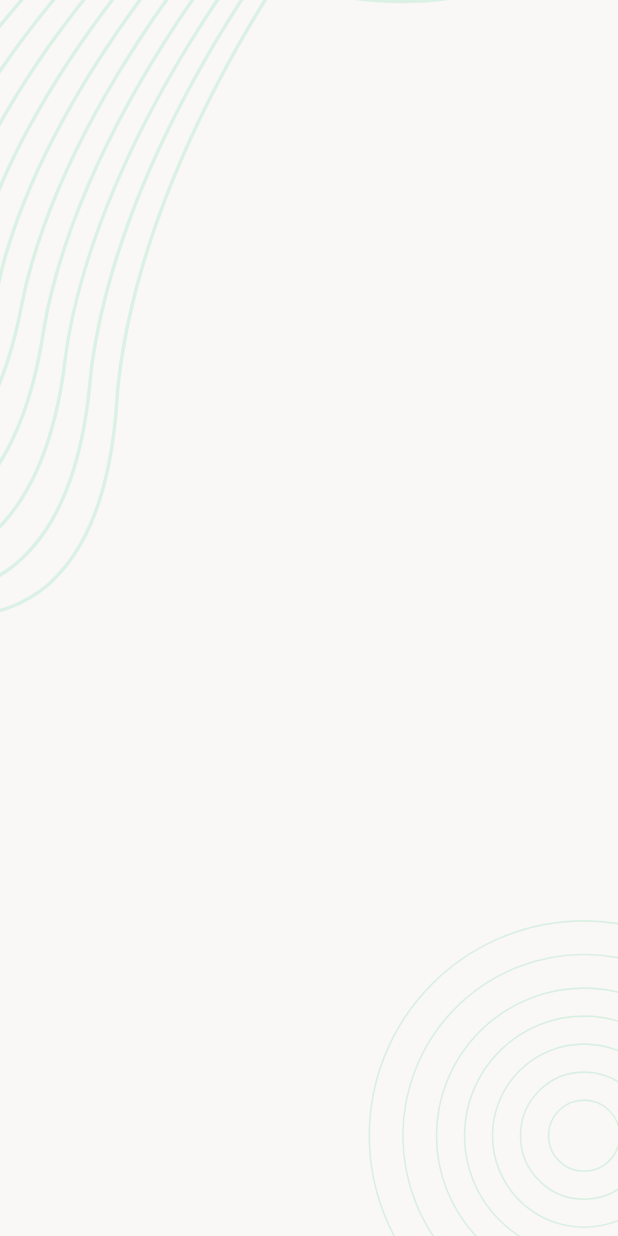
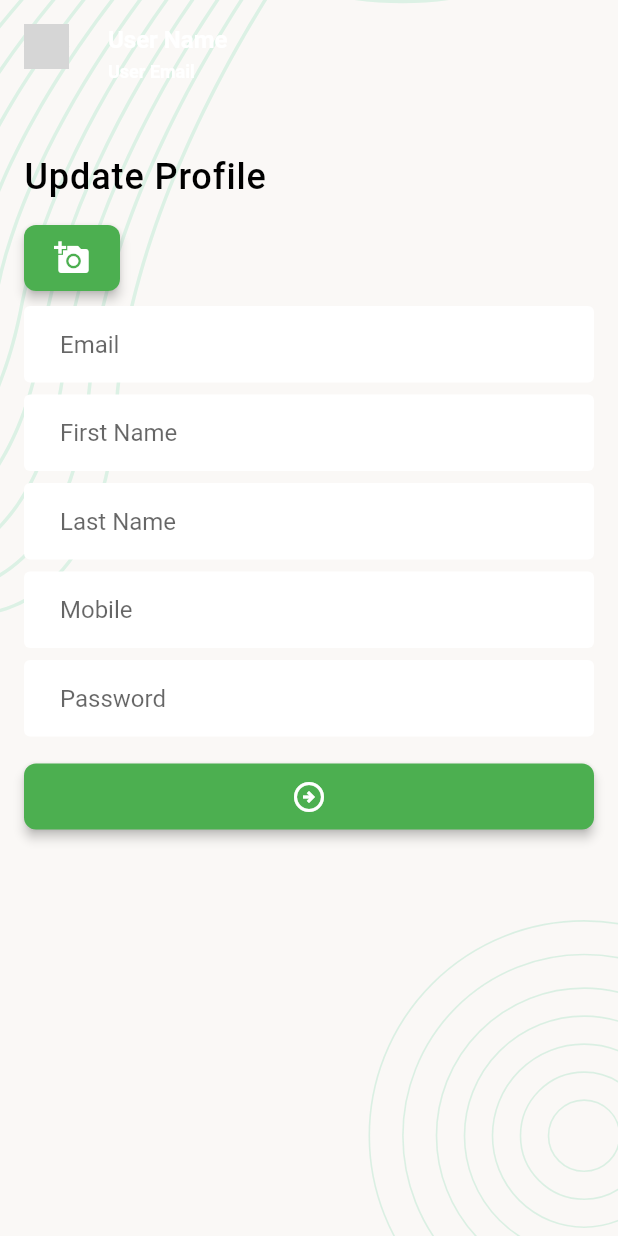
Before and after one commit to musfique113/TaskTracker, a Flutter app: the EditProfileScreen screen opened directly, on a phone screen of 412 x 824 dp. Run offline on Flutter 3.47's test engine with Material 2 defaults, Android fonts, the phone set to English and light mode, and no system bars; our stand-ins replace flutter_svg, image_picker, pin_code_fields; network calls fail; grey boxes are pictures that could not be loaded.

Commit message:
added image picker functionality

```diff
--- a/lib/ui/presentation/screens/edit_profile_screen.dart
+++ b/lib/ui/presentation/screens/edit_profile_screen.dart
@@ -1,14 +1,106 @@
+import 'dart:io';
+
 import 'package:flutter/material.dart';
+import 'package:image_picker/image_picker.dart';
 import 'package:taskmanager_ostad/ui/presentation/widgets/screen_background.dart';
+import 'package:taskmanager_ostad/ui/presentation/widgets/user_profile_banner.dart';
 
-class EditProfileScreen extends StatelessWidget {
+class EditProfileScreen extends StatefulWidget {
   const EditProfileScreen({super.key});
+
+  @override
+  _EditProfileScreenState createState() => _EditProfileScreenState();
+}
+
+class _EditProfileScreenState extends State<EditProfileScreen> {
+  File? _image;
+
+  Future<void> _getImageFromGallery() async {
+    final picker = ImagePicker();
+    final pickedFile = await picker.pickImage(source: ImageSource.gallery);
+
+    setState(() {
+      if (pickedFile != null) {
+        _image = File(pickedFile.path);
+      }
+    });
+  }
 
   @override
   Widget build(BuildContext context) {
     return Scaffold(
       body: ScreenBackground(
         child: Column(
+          children: [
+            UserProfileBanner(),
+            Padding(
+              padding: const EdgeInsets.all(16.0),
+              child: Column(
+                crossAxisAlignment: CrossAxisAlignment.start,
+                children: [
+                  const SizedBox(height: 16,),
+                  Text(
+                    'Update Profile',
+                    style: Theme
+                        .of(context)
+                        .textTheme
+                        .titleLarge,
+                  ),
+                  const SizedBox(height: 16,),
+                  _image != null
+                      ? Image.file(_image!, height: 50, width: 50, fit: BoxFit.cover,)
+                      : ElevatedButton(
+
+                    onPressed: _getImageFromGallery,
+                    child: Icon(Icons.add_a_photo),
+                  ),
+                  const SizedBox(height: 8,),
+                  TextFormField(
+                    decoration: const InputDecoration(
+                      hintText: 'Email',
+                    ),
+                  ),
+                  const SizedBox(height: 8,),
+                  TextFormField(
+                    decoration: const InputDecoration(
+                      hintText: 'First Name',
+                    ),
+                  ),
+                  const SizedBox(height: 8,),
+                  TextFormField(
+                    decoration: const InputDecoration(
+                      hintText: 'Last Name',
+                    ),
+                  ),
+                  const SizedBox(height: 8,),
+                  TextFormField(
+                    keyboardType: TextInputType.number,
+                    decoration: const InputDecoration(
+                      hintText: 'Mobile',
+                    ),
+                  ),
+                  const SizedBox(height: 8,),
+                  TextFormField(
+                    obscureText: true,
+                    keyboardType: TextInputType.visiblePassword,
+                    decoration: const InputDecoration(
+                      hintText: 'Password',
+                    ),
+                  ),
+                  const SizedBox(height: 16,),
+                  SizedBox(
+                    width: double.infinity,
+                    child: ElevatedButton(
+                      onPressed: () {
+                        // Handle form submission
+                      },
+                      child: const Icon(Icons.arrow_circle_right_outlined),
+                    ),
+                  ),
+                ],
+              ),
+            ),
+          ],
 
         ),
       ),
--- a/pubspec.yaml
+++ b/pubspec.yaml
@@ -37,6 +37,7 @@ dependencies:
   # Use with the CupertinoIcons class for iOS style icons.
   cupertino_icons: ^1.0.2
   pin_code_fields: ^8.0.1
+  image_picker: ^1.0.1
 
 dev_dependencies:
   flutter_test:
```
Also changed, not shown: pubspec.lock, 1 other file.
